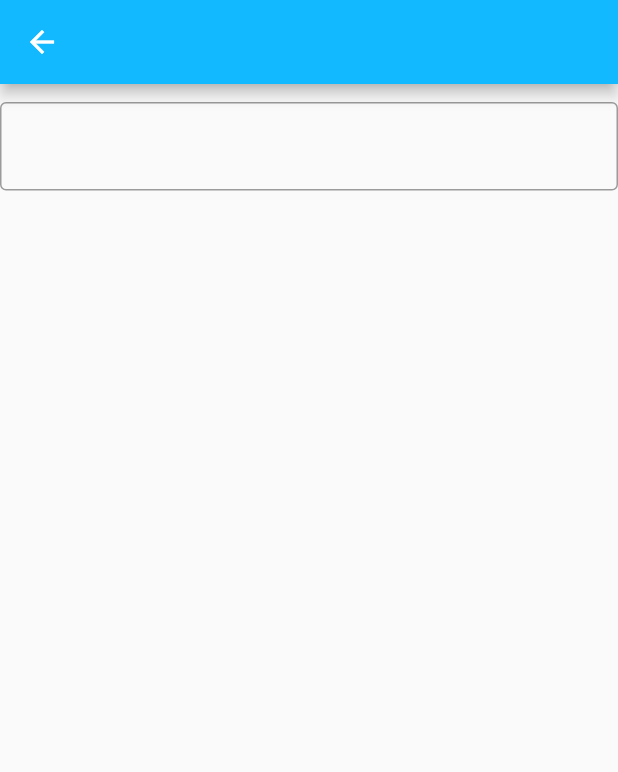
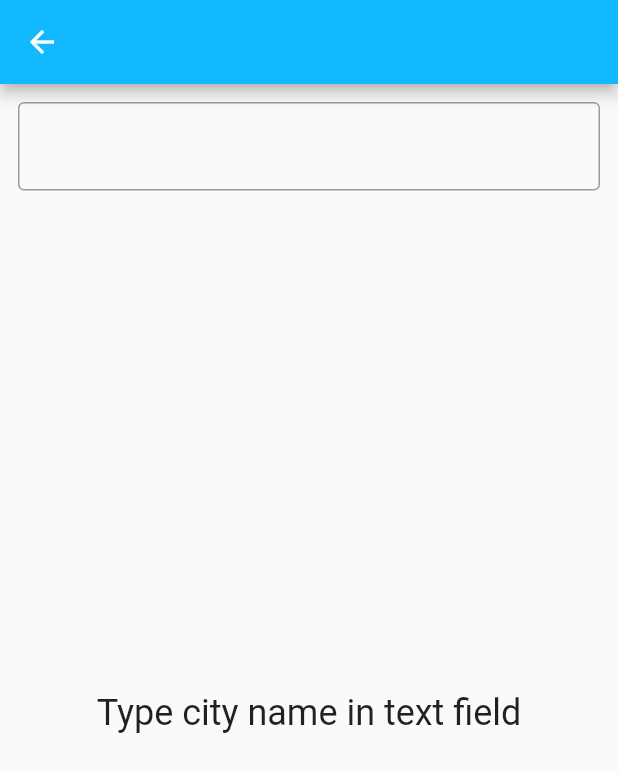
Before and after one commit to michcio53/weather_mobile, a Flutter app: the SearchPage screen opened by its route, on a phone screen of 412 x 824 dp. Shown: the top 772 px of the screen. Run offline on Flutter 3.47's test engine with Material 2 defaults, Android fonts, the phone set to English and light mode, and no system bars; our stand-ins replace bloc, dio, equatable, flutter_bloc, fpdart, get_it and 3 more; accounts and stored records are empty; generated files the repository leaves out were written again; statements that could not run were skipped.

Commit message:
feat: fill search bodys with content and add tests
Add checking if string is empty in SearchBloc

```diff
--- a/lib/l10n/arb/app_en.arb
+++ b/lib/l10n/arb/app_en.arb
@@ -148,5 +148,13 @@
     "weatherFailureButtonTitle": "Try again",
     "@weatherFailureButtonTitle": {
         "description": "Text shown in Failure Page on Weather Page"
+    },
+    "searchInitialTitle": "Type city name in text field",
+    "@searchInitialTitle": {
+        "description": "Text shown in Initial Page on Search Page"
+    },
+    "searchFailureTitle": "An error occured while fetching items",
+    "@searchFailureTitle": {
+        "description": "Text shown in Failure Page on Search Page"
     }
 }
--- a/lib/screens/search/bloc/search_bloc.dart
+++ b/lib/screens/search/bloc/search_bloc.dart
@@ -29,6 +29,7 @@ class SearchBloc extends Bloc<SearchEvent, SearchState> {
   final GetLocationsByQueryUseCase _getLocationsByQueryUseCase;
 
   Future<void> _mapSearchTyped(SearchTyped event, Emitter<SearchState> emit) async {
+    if (event.query.isNotEmpty) {
       emit(SearchLoading());
       await _getLocationsByQueryUseCase
           .execute(param: event.query)
@@ -39,5 +40,8 @@ class SearchBloc extends Bloc<SearchEvent, SearchState> {
             ),
           )
           .run();
+    } else {
+      emit(SearchInitial());
     }
   }
+}
--- a/lib/screens/search/search_page.dart
+++ b/lib/screens/search/search_page.dart
@@ -38,11 +38,14 @@ class SearchPageInput extends StatelessWidget {
 
   @override
   Widget build(BuildContext context) {
-    return TextFormField(
-      onChanged: (value) => context.read<SearchBloc>()..add(SearchTyped(query: value)),
-      decoration: const InputDecoration(
-        border: OutlineInputBorder(
-          borderSide: BorderSide(color: Colors.teal),
+    return Padding(
+      padding: const EdgeInsets.symmetric(horizontal: Insets.medium),
+      child: TextFormField(
+        onChanged: (value) => context.read<SearchBloc>()..add(SearchTyped(query: value)),
+        decoration: const InputDecoration(
+          border: OutlineInputBorder(
+            borderSide: BorderSide(color: Colors.teal),
+          ),
         ),
       ),
     );
--- a/lib/screens/search/widget/search_body_loading.dart
+++ b/lib/screens/search/widget/search_body_loading.dart
@@ -1,10 +1,12 @@
-import 'package:flutter/widgets.dart';
+import 'package:flutter/material.dart';
 
 class SearchBodyLoading extends StatelessWidget {
   const SearchBodyLoading({Key? key}) : super(key: key);
 
   @override
   Widget build(BuildContext context) {
-    return Container();
+    return const Center(
+      child: CircularProgressIndicator(),
+    );
   }
 }
--- a/lib/screens/search/widget/search_body_success.dart
+++ b/lib/screens/search/widget/search_body_success.dart
@@ -16,9 +16,7 @@ class SearchBodySuccess extends StatelessWidget {
           .map(
             (location) => ListTile(
               title: Text(location.title),
-              onTap: () {
-                Navigator.of(context).pop(location.woeid);
-              },
+              onTap: () => Navigator.of(context).pop(location.woeid),
             ),
           )
           .toList(),
--- a/lib/screens/search/widget/serach_body_initial.dart
+++ b/lib/screens/search/widget/serach_body_initial.dart
@@ -1,10 +1,23 @@
 import 'package:flutter/widgets.dart';
+import 'package:weather_mobile/app/dimen.dart';
+import 'package:weather_mobile/l10n/l10n.dart';
 
 class SearchBodyInitial extends StatelessWidget {
   const SearchBodyInitial({Key? key}) : super(key: key);
 
   @override
   Widget build(BuildContext context) {
-    return Container();
+    return Center(
+      child: Column(
+        mainAxisAlignment: MainAxisAlignment.center,
+        children: [
+          Text(
+            context.l10n.searchInitialTitle,
+            style: const TextStyle(fontSize: FontSizes.xLarge),
+            textAlign: TextAlign.center,
+          ),
+        ],
+      ),
+    );
   }
 }
```
Also changed, not shown: lib/screens/search/widget/search_body_failure.dart (+14 -1 lines), 6 other files. Lines whose indentation alone changed are shown as unchanged.
